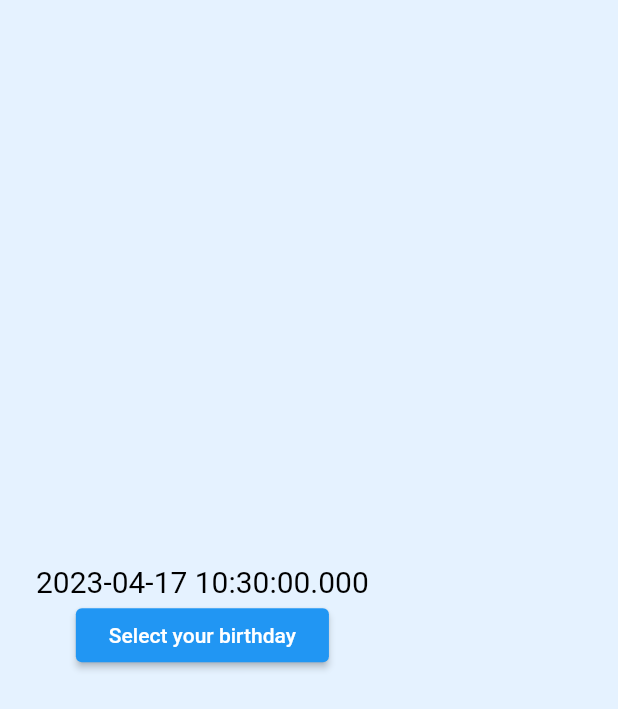
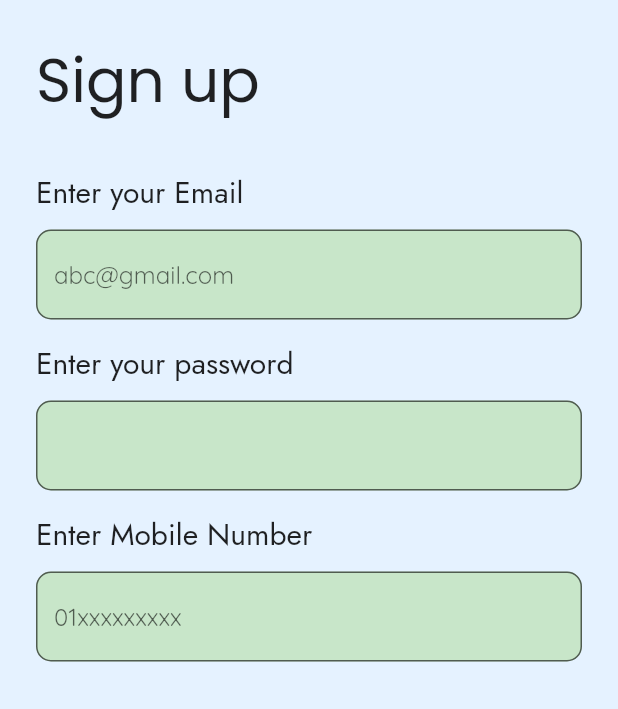
Before and after one commit to Saon00/medicare-apps, a Flutter app: the SignUpPage screen opened directly, on a phone screen of 412 x 824 dp. Shown: the top 709 px of the screen. Run offline on Flutter 3.47's test engine with Material 2 defaults, Android fonts, the phone set to English and light mode, and no system bars; our stand-ins replace curved_navigation_bar, flutter_svg, google_fonts.

Commit message:
login signup textform updated

```diff
--- a/lib/main.dart
+++ b/lib/main.dart
@@ -1,5 +1,5 @@
 import 'package:flutter/material.dart';
-import 'package:medicalthemeapp/pages/login_page.dart';
+import 'package:medicalthemeapp/pages/signup_page.dart';
 
 void main() => runApp(const MaterialApp(
       home: MyApp(),
@@ -17,7 +17,7 @@ class _MyAppState extends State<MyApp> {
   @override
   Widget build(BuildContext context) {
     return const Scaffold(
-      body: LoginPage(),
+      body: SignUpPage(),
     );
   }
 }
--- a/lib/pages/login_page.dart
+++ b/lib/pages/login_page.dart
@@ -74,8 +74,9 @@ class _LoginPageState extends State<LoginPage> {
 
                 // login button
                 const MyButton(
-                    text: 'Login',
-                    icon: Icon(Icons.arrow_forward_ios_rounded, size: 20)),
+                  text: 'Login',
+                  icon: Icon(Icons.arrow_forward_ios_rounded, size: 20),
+                ),
                 const SizedBox(height: 20),
 
                 Row(
--- a/lib/pages/signup_page.dart
+++ b/lib/pages/signup_page.dart
@@ -1,5 +1,8 @@
 import 'package:flutter/material.dart';
-import 'package:medicalthemeapp/utils/colors.dart';
+import 'package:google_fonts/google_fonts.dart';
+import 'package:medicalthemeapp/utils/textform.dart';
+
+import '../utils/colors.dart';
 
 class SignUpPage extends StatefulWidget {
   const SignUpPage({Key? key}) : super(key: key);
@@ -9,17 +12,27 @@ class SignUpPage extends StatefulWidget {
 }
 
 class _SignUpPageState extends State<SignUpPage> {
-  final DateTime? _dateTime = DateTime.now();
+  DateTime? _selectedDate = DateTime.now();
 
-  void _showDatePicker() {
+  //Method for showing the date picker
+  void _pickDateDialog() {
     showDatePicker(
             context: context,
             initialDate: DateTime.now(),
-            firstDate: DateTime(1990),
-            lastDate: DateTime(2025))
-        .then((value) {
+            //which date will display when user open the picker
+            firstDate: DateTime(1950),
+            //what will be the previous supported year in picker
+            lastDate: DateTime
+                .now()) //what will be the up to supported date in picker
+        .then((pickedDate) {
+      //then usually do the future job
+      if (pickedDate == null) {
+        //if user tap cancel then this function will stop
+        return;
+      }
       setState(() {
-        value = _dateTime!;
+        //for rebuilding the ui
+        _selectedDate = pickedDate;
       });
     });
   }
@@ -32,27 +45,44 @@ class _SignUpPageState extends State<SignUpPage> {
           child: Padding(
         padding: const EdgeInsets.all(24.0),
         child: Column(
-          mainAxisAlignment: MainAxisAlignment.center,
-          crossAxisAlignment: CrossAxisAlignment.center,
+          // mainAxisAlignment: MainAxisAlignment.start,
+          crossAxisAlignment: CrossAxisAlignment.start,
           children: [
             // sign up text
+            Text('Sign up ', style: GoogleFonts.poppins(fontSize: 40)),
+            const SizedBox(height: 30),
 
             // email section
+            const MyTextFields(
+              introText: 'Enter your Email',
+              hintText: "abc@gmail.com",
+              textInputType: TextInputType.emailAddress,
+            ),
+            const SizedBox(height: 15),
 
             // password section
+            const MyTextFields(introText: 'Enter your password', obscure: true),
+            const SizedBox(height: 15),
 
             // mobile number section
-            Text(_dateTime.toString(),
-                style: const TextStyle(color: Colors.black, fontSize: 20)),
+            const MyTextFields(
+              introText: 'Enter Mobile Number',
+              hintText: '01xxxxxxxxx',
+              textInputType: TextInputType.number,
+            ),
+            const SizedBox(height: 15),
 
             // date of birth section
-            ElevatedButton(
-              onPressed: _showDatePicker,
-              child: const Padding(
-                padding: EdgeInsets.all(6),
-                child: Text("Select your birthday"),
-              ),
-            ),
+            // ElevatedButton(
+            //   onPressed: _pickDateDialog,
+            //   child: const Padding(
+            //     padding: EdgeInsets.all(6),
+            //     child: Text("Select your birthday"),
+            //   ),
+            // ),
+
+            // Text(_selectedDate.toString(),
+            //     style: const TextStyle(color: Colors.black, fontSize: 20)),
 
             // sign up button
 
--- a/lib/utils/textform.dart
+++ b/lib/utils/textform.dart
@@ -5,11 +5,13 @@ class MyTextFields extends StatelessWidget {
   final String introText;
   final String? hintText;
   final bool? obscure;
+  final TextInputType? textInputType;
   const MyTextFields({
     Key? key,
     required this.introText,
     this.hintText,
     this.obscure,
+    this.textInputType,
   }) : super(key: key);
 
   @override
@@ -18,6 +20,7 @@ class MyTextFields extends StatelessWidget {
       Text(introText, style: GoogleFonts.jost(fontSize: 20)),
       const SizedBox(height: 10),
       TextField(
+        keyboardType: textInputType ?? TextInputType.text,
         obscureText: obscure ?? false,
         decoration: InputDecoration(
             hintText: hintText ?? '',
```
